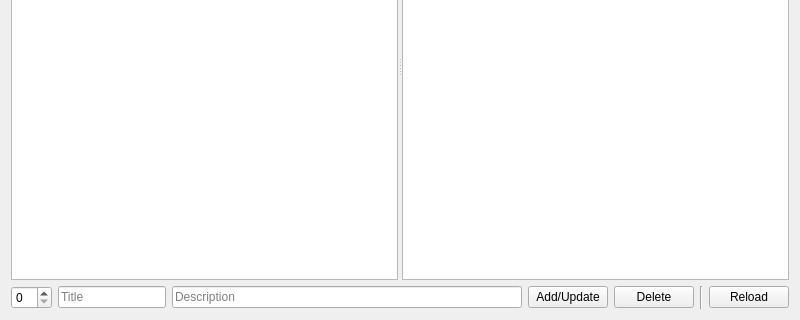
Before: the Qt Designer form examples/datasync/Example/mainwidget.ui in Skycoder42/QtDataSync, drawn with Qt 5; both pictures show x 0 to 800 and y 160 to 480 of the 800 by 480 pixel window.
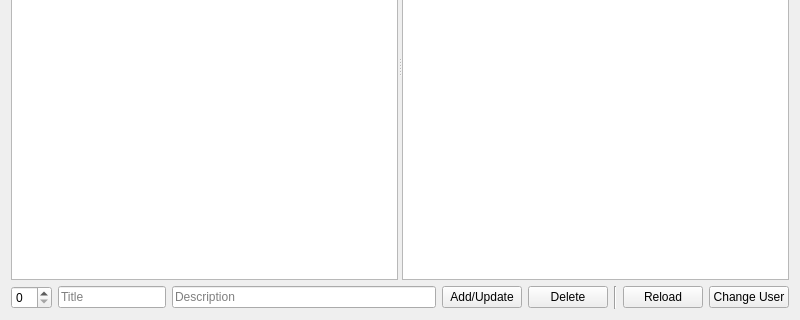
After: the same form once the commit is applied.

What changed in the file:
```diff
--- a/examples/datasync/Example/mainwidget.ui
+++ b/examples/datasync/Example/mainwidget.ui
@@ -64,7 +64,7 @@
     </widget>
    </item>
    <item>
-    <layout class="QHBoxLayout" name="horizontalLayout" stretch="0,0,1,0,0,0,0">
+    <layout class="QHBoxLayout" name="horizontalLayout" stretch="0,0,1,0,0,0,0,0">
      <item>
       <widget class="QSpinBox" name="idSpinBox"/>
      </item>
@@ -110,6 +110,13 @@
        </property>
       </widget>
      </item>
+     <item>
+      <widget class="QPushButton" name="changeUserButton">
+       <property name="text">
+        <string>Change User</string>
+       </property>
+      </widget>
+     </item>
     </layout>
    </item>
   </layout>
```
